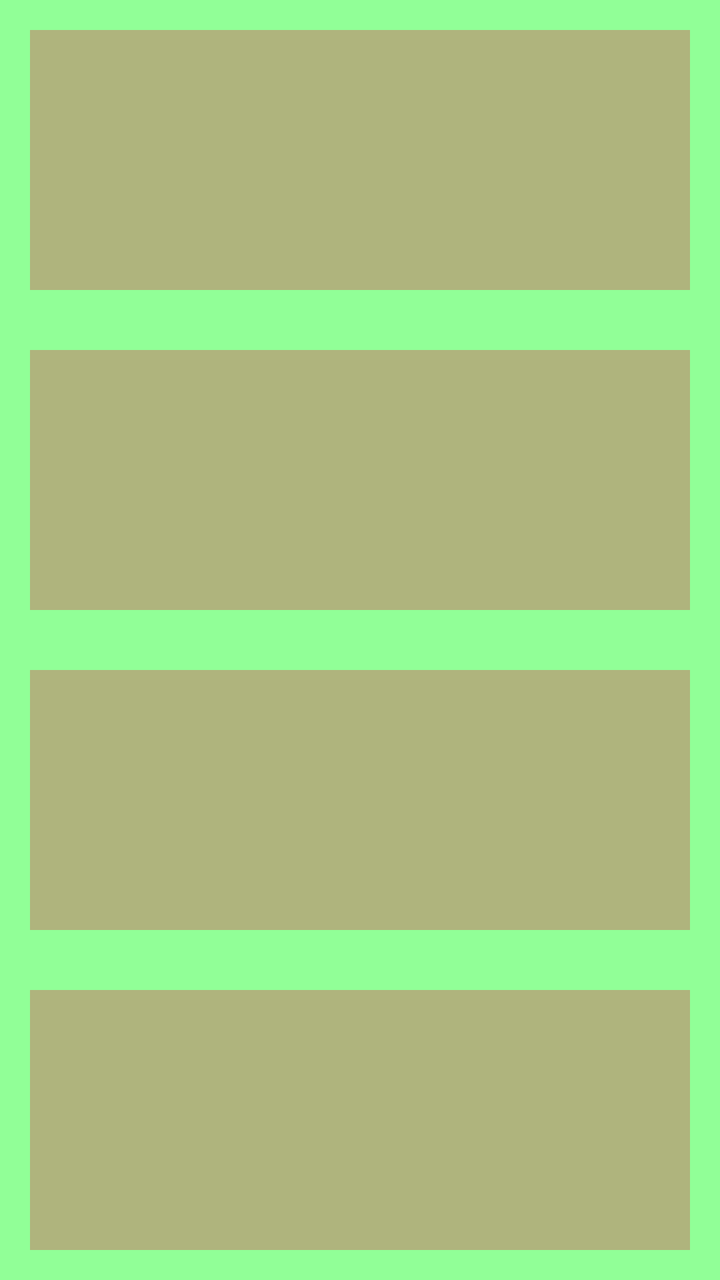
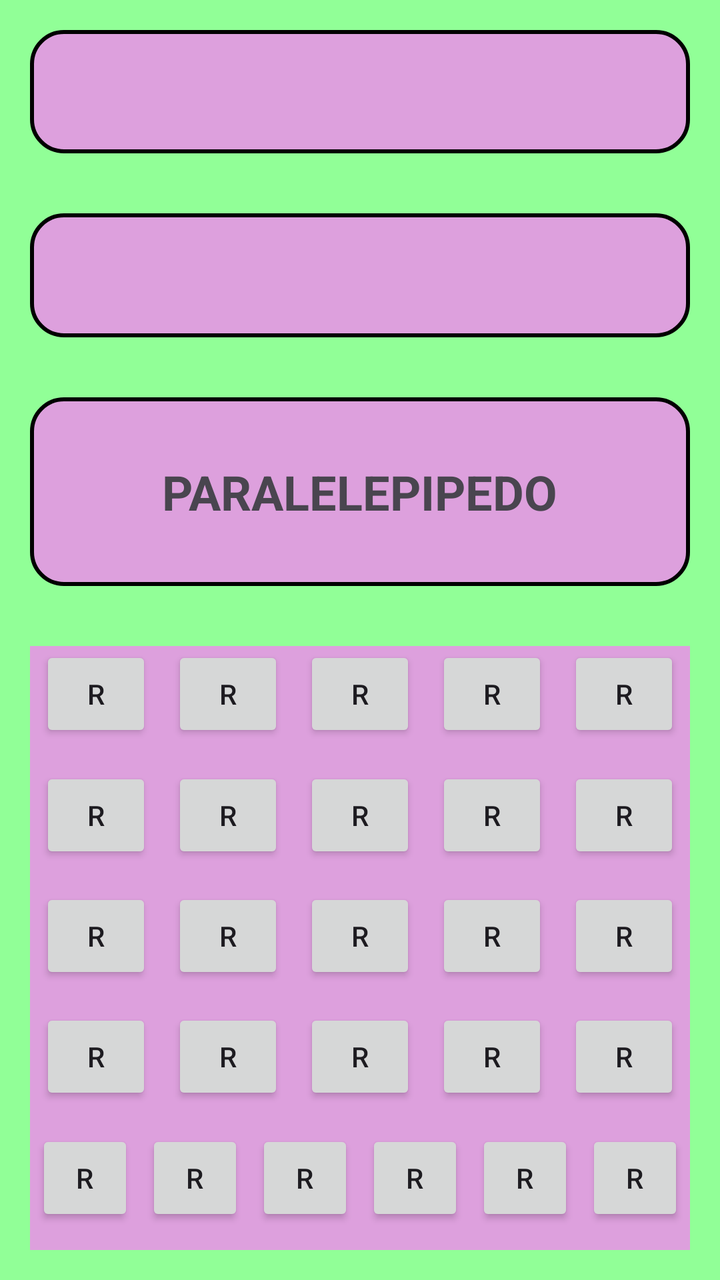

Two renders of the same Android screen: before a commit and after it. Below are the layout's source before the change and the commit's diff.
<!-- AndroidManifest.xml: application theme Theme.Forca -->
<!-- res/layout/activity_tela_jogo.xml -->
<?xml version="1.0" encoding="utf-8"?>
<LinearLayout xmlns:android="http://schemas.android.com/apk/res/android"
    xmlns:app="http://schemas.android.com/apk/res-auto"
    xmlns:tools="http://schemas.android.com/tools"
    android:id="@+id/main"
    android:layout_width="match_parent"
    android:layout_height="match_parent"
    android:background="#91FF97"
    android:orientation="vertical"
    tools:context=".TelaJogo">

    <LinearLayout
        android:layout_width="match_parent"
        android:layout_height="wrap_content"
        android:layout_margin="15dp"
        android:layout_weight="0.25"
        android:background="#AFB47D"
        android:orientation="vertical"></LinearLayout>

    <LinearLayout
        android:layout_width="match_parent"
        android:layout_height="wrap_content"
        android:layout_margin="15dp"
        android:layout_weight="0.25"
        android:background="#AFB47D"
        android:orientation="vertical"></LinearLayout>

    <LinearLayout
        android:layout_width="match_parent"
        android:layout_height="wrap_content"
        android:layout_margin="15dp"
        android:layout_weight="0.25"
        android:background="#AFB47D"
        android:orientation="vertical"></LinearLayout>

    <LinearLayout
        android:layout_width="match_parent"
        android:layout_height="wrap_content"
        android:layout_margin="15dp"
        android:layout_weight="0.25"
        android:background="#AFB47D"
        android:orientation="vertical"></LinearLayout>
</LinearLayout>
<!-- resources referenced by this layout -->
<resources>
  <style name="Theme.Forca" parent="Base.Theme.Forca" />
  <style name="Base.Theme.Forca" parent="Theme.Material3.DayNight.NoActionBar">
          
          
      </style>
</resources>

<!-- the commit's change to res/layout/activity_tela_jogo.xml (unified diff, before → after) -->
@@ -14,7 +14,7 @@
         android:layout_height="wrap_content"
         android:layout_margin="15dp"
         android:layout_weight="0.25"
-        android:background="#AFB47D"
+        android:background="@drawable/borda"
         android:orientation="vertical"></LinearLayout>
 
     <LinearLayout
@@ -22,7 +22,7 @@
         android:layout_height="wrap_content"
         android:layout_margin="15dp"
         android:layout_weight="0.25"
-        android:background="#AFB47D"
+        android:background="@drawable/borda"
         android:orientation="vertical"></LinearLayout>
 
     <LinearLayout
@@ -30,14 +30,295 @@
         android:layout_height="wrap_content"
         android:layout_margin="15dp"
         android:layout_weight="0.25"
-        android:background="#AFB47D"
-        android:orientation="vertical"></LinearLayout>
+        android:background="@drawable/borda"
+        android:gravity="center"
+        android:orientation="vertical">
+
+        <TextView
+            android:id="@+id/textView3"
+            android:layout_width="wrap_content"
+            android:layout_height="wrap_content"
+            android:text="PARALELEPIPEDO"
+            android:textSize="24sp"
+            android:textStyle="bold" />
+    </LinearLayout>
 
     <LinearLayout
+        android:id="@+id/teclado"
         android:layout_width="match_parent"
         android:layout_height="wrap_content"
         android:layout_margin="15dp"
         android:layout_weight="0.25"
-        android:background="#AFB47D"
-        android:orientation="vertical"></LinearLayout>
+        android:background="#DDA0DD"
+        android:orientation="vertical">
+
+        <LinearLayout
+            android:layout_width="match_parent"
+            android:layout_height="match_parent"
+            android:layout_weight="0.2"
+            android:orientation="horizontal">
+
+            <Button
+                android:id="@+id/button8"
+                android:layout_width="wrap_content"
+                android:layout_height="wrap_content"
+                android:layout_marginLeft="5dp"
+                android:layout_marginRight="5dp"
+                android:layout_weight="1"
+                android:text="R" />
+
+            <Button
+                android:id="@+id/button9"
+                android:layout_width="wrap_content"
+                android:layout_height="wrap_content"
+                android:layout_marginLeft="5dp"
+                android:layout_marginRight="5dp"
+                android:layout_weight="1"
+                android:text="R" />
+
+            <Button
+                android:id="@+id/button10"
+                android:layout_width="wrap_content"
+                android:layout_height="wrap_content"
+                android:layout_marginLeft="5dp"
+                android:layout_marginRight="5dp"
+                android:layout_weight="1"
+                android:text="R" />
+
+            <Button
+                android:id="@+id/button11"
+                android:layout_width="wrap_content"
+                android:layout_height="wrap_content"
+                android:layout_marginLeft="5dp"
+                android:layout_marginRight="5dp"
+                android:layout_weight="1"
+                android:text="R" />
+
+            <Button
+                android:id="@+id/button12"
+                android:layout_width="wrap_content"
+                android:layout_height="wrap_content"
+                android:layout_marginLeft="5dp"
+                android:layout_marginRight="5dp"
+                android:layout_weight="1"
+                android:text="R" />
+        </LinearLayout>
+
+        <LinearLayout
+            android:layout_width="match_parent"
+            android:layout_height="match_parent"
+            android:layout_weight="0.2"
+            android:orientation="horizontal">
+
+            <Button
+                android:id="@+id/button13"
+                android:layout_width="wrap_content"
+                android:layout_height="wrap_content"
+                android:layout_marginLeft="5dp"
+                android:layout_marginRight="5dp"
+                android:layout_weight="1"
+                android:text="R" />
+
+            <Button
+                android:id="@+id/button14"
+                android:layout_width="wrap_content"
+                android:layout_height="wrap_content"
+                android:layout_marginLeft="5dp"
+                android:layout_marginRight="5dp"
+                android:layout_weight="1"
+                android:text="R" />
+
+            <Button
+                android:id="@+id/button15"
+                android:layout_width="wrap_content"
+                android:layout_height="wrap_content"
+                android:layout_marginLeft="5dp"
+                android:layout_marginRight="5dp"
+                android:layout_weight="1"
+                android:text="R" />
+
+            <Button
+                android:id="@+id/button16"
+                android:layout_width="wrap_content"
+                android:layout_height="wrap_content"
+                android:layout_marginLeft="5dp"
+                android:layout_marginRight="5dp"
+                android:layout_weight="1"
+                android:text="R" />
+
+            <Button
+                android:id="@+id/button17"
+                android:layout_width="wrap_content"
+                android:layout_height="wrap_content"
+                android:layout_marginLeft="5dp"
+                android:layout_marginRight="5dp"
+                android:layout_weight="1"
+                android:text="R" />
+        </LinearLayout>
+
+        <LinearLayout
+            android:layout_width="match_parent"
+            android:layout_height="match_parent"
+            android:layout_weight="0.2"
+            android:orientation="horizontal">
+
+            <Button
+                android:id="@+id/button19"
+                android:layout_width="wrap_content"
+                android:layout_height="wrap_content"
+                android:layout_marginLeft="5dp"
+                android:layout_marginRight="5dp"
+                android:layout_weight="1"
+                android:text="R" />
+
+            <Button
+                android:id="@+id/button20"
+                android:layout_width="wrap_content"
+                android:layout_height="wrap_content"
+                android:layout_marginLeft="5dp"
+                android:layout_marginRight="5dp"
+                android:layout_weight="1"
+                android:text="R" />
+
+            <Button
+                android:id="@+id/button21"
+                android:layout_width="wrap_content"
+                android:layout_height="wrap_content"
+                android:layout_marginLeft="5dp"
+                android:layout_marginRight="5dp"
+                android:layout_weight="1"
+                android:text="R" />
+
+            <Button
+                android:id="@+id/button22"
+                android:layout_width="wrap_content"
+                android:layout_height="wrap_content"
+                android:layout_marginLeft="5dp"
+                android:layout_marginRight="5dp"
+                android:layout_weight="1"
+                android:text="R" />
+
+            <Button
+                android:id="@+id/button23"
+                android:layout_width="wrap_content"
+                android:layout_height="wrap_content"
+                android:layout_marginLeft="5dp"
+                android:layout_marginRight="5dp"
+                android:layout_weight="1"
+                android:text="R" />
+        </LinearLayout>
+
+        <LinearLayout
+            android:layout_width="match_parent"
+            android:layout_height="match_parent"
+            android:layout_weight="0.2"
+            android:orientation="horizontal">
+
+            <Button
+                android:id="@+id/button24"
+                android:layout_width="wrap_content"
+                android:layout_height="wrap_content"
+                android:layout_marginLeft="5dp"
+                android:layout_marginRight="5dp"
+                android:layout_weight="1"
+                android:text="R" />
+
+            <Button
+                android:id="@+id/button25"
+                android:layout_width="wrap_content"
+                android:layout_height="wrap_content"
+                android:layout_marginLeft="5dp"
+                android:layout_marginRight="5dp"
+                android:layout_weight="1"
+                android:text="R" />
+
+            <Button
+                android:id="@+id/button26"
+                android:layout_width="wrap_content"
+                android:layout_height="wrap_content"
+                android:layout_marginLeft="5dp"
+                android:layout_marginRight="5dp"
+                android:layout_weight="1"
+                android:text="R" />
+
+            <Button
+                android:id="@+id/button27"
+                android:layout_width="wrap_content"
+                android:layout_height="wrap_content"
+                android:layout_marginLeft="5dp"
+                android:layout_marginRight="5dp"
+                android:layout_weight="1"
+                android:text="R" />
+
+            <Button
+                android:id="@+id/button28"
+                android:layout_width="wrap_content"
+                android:layout_height="wrap_content"
+                android:layout_marginLeft="5dp"
+                android:layout_marginRight="5dp"
+                android:layout_weight="1"
+                android:text="R" />
+        </LinearLayout>
+
+        <LinearLayout
+            android:layout_width="match_parent"
+            android:layout_height="match_parent"
+            android:layout_weight="0.2"
+            android:orientation="horizontal">
+
+            <Button
+                android:id="@+id/button29"
+                android:layout_width="wrap_content"
+                android:layout_height="wrap_content"
+                android:layout_marginLeft="3dp"
+                android:layout_marginRight="3dp"
+                android:layout_weight="1"
+                android:text="R" />
+
+            <Button
+                android:id="@+id/button30"
+                android:layout_width="wrap_content"
+                android:layout_height="wrap_content"
+                android:layout_marginLeft="3dp"
+                android:layout_marginRight="3dp"
+                android:layout_weight="1"
+                android:text="R" />
+
+            <Button
+                android:id="@+id/button31"
+                android:layout_width="wrap_content"
+                android:layout_height="wrap_content"
+                android:layout_marginLeft="3dp"
+                android:layout_marginRight="3dp"
+                android:layout_weight="1"
+                android:text="R" />
+
+            <Button
+                android:id="@+id/button32"
+                android:layout_width="wrap_content"
+                android:layout_height="wrap_content"
+                android:layout_marginLeft="3dp"
+                android:layout_marginRight="3dp"
+                android:layout_weight="1"
+                android:text="R" />
+
+            <Button
+                android:id="@+id/button33"
+                android:layout_width="wrap_content"
+                android:layout_height="wrap_content"
+                android:layout_marginLeft="3dp"
+                android:layout_marginRight="3dp"
+                android:layout_weight="1"
+                android:text="R" />
+
+            <Button
+                android:id="@+id/button34"
+                android:layout_width="wrap_content"
+                android:layout_height="wrap_content"
+                android:layout_marginLeft="3dp"
+                android:layout_marginRight="3dp"
+                android:layout_weight="1"
+                android:text="R" />
+        </LinearLayout>
+    </LinearLayout>
 </LinearLayout>
<!-- resource entries referenced after the edit -->
@@ -1,5 +1,17 @@
 <!-- resources referenced by this layout -->
 <resources>
+  <!-- drawable borda (drawable) -->
+  <?xml version="1.0" encoding="utf-8"?>
+  <shape xmlns:android="http://schemas.android.com/apk/res/android">
+      
+  <solid android:color="#DDA0DD"/>
+      
+  <corners android:radius="16dp"/>
+      
+  <stroke
+  android:width="2dp"
+  android:color="#000000"/>
+      </shape>
   <style name="Theme.Forca" parent="Base.Theme.Forca" />
   <style name="Base.Theme.Forca" parent="Theme.Material3.DayNight.NoActionBar">
           
